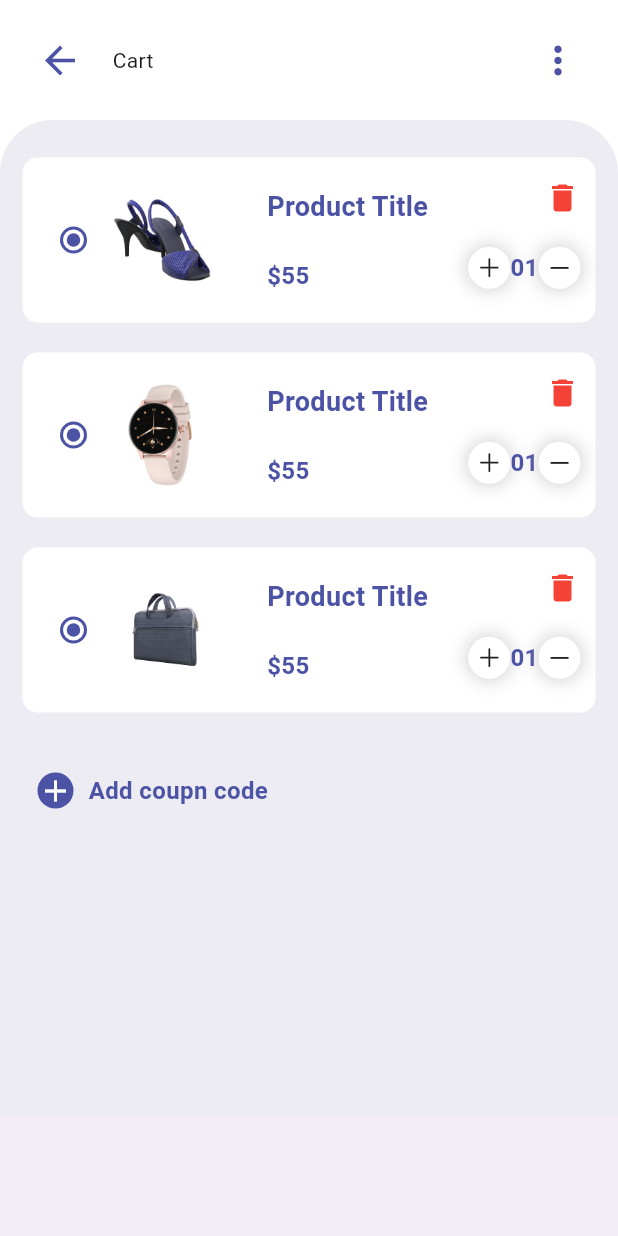
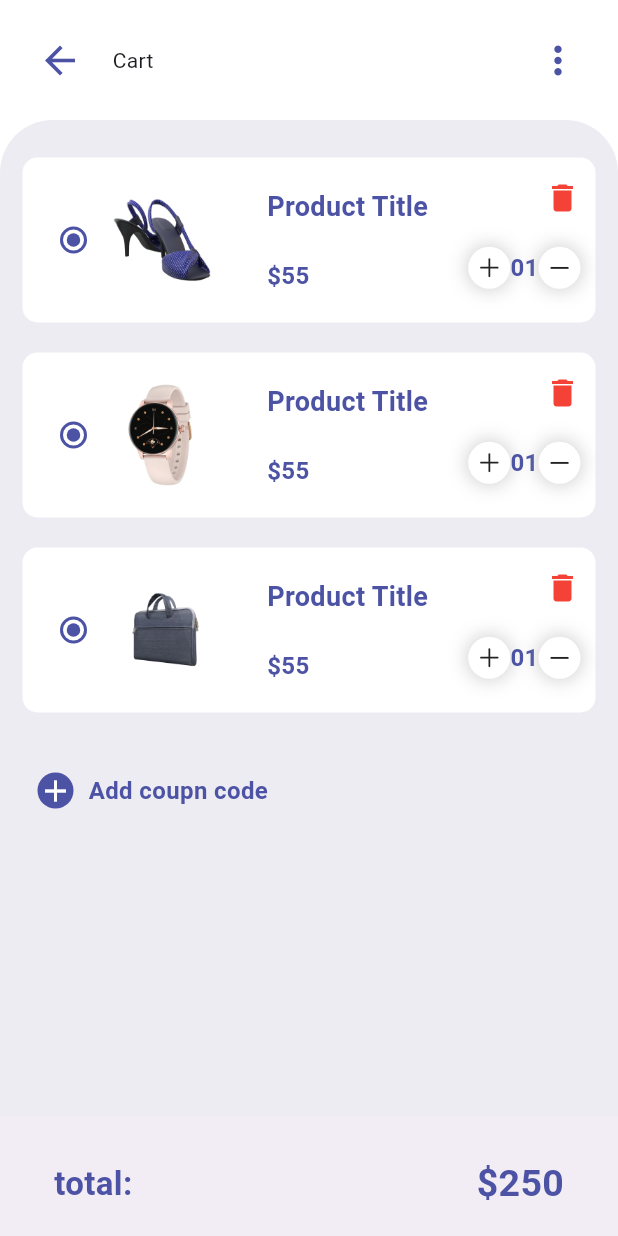
Before and after one commit to mcalisadeghi/Shopping_App_UI_Design, a Flutter app: the CartPage screen opened by its route, on a phone screen of 412 x 824 dp. Run offline on Flutter 3.47's test engine with Material 2 defaults, Android fonts, the phone set to English and light mode, and no system bars; our stand-ins replace badges, curved_navigation_bar.

Commit message:
cardbouttom_nav

```diff
--- a/lib/widgets/cardbottomnav.dart
+++ b/lib/widgets/cardbottomnav.dart
@@ -11,7 +11,64 @@ class _CardBottomNavState extends State<CardBottomNav> {
   @override
   Widget build(BuildContext context) {
     return BottomAppBar(
-      child: Container(),
+      child: Container(
+        padding: const EdgeInsets.symmetric(
+          horizontal: 20,
+          vertical: 15,
+        ),
+        height: 130,
+        child: Column(
+          mainAxisAlignment: MainAxisAlignment.spaceBetween,
+          children: <Widget>[
+            const Row(
+              mainAxisAlignment: MainAxisAlignment.spaceBetween,
+              children: <Widget>[
+                Text(
+                  'total:',
+                  style: TextStyle(
+                    color: Color(
+                      0xFF4C53A5,
+                    ),
+                    fontSize: 22,
+                    fontWeight: FontWeight.bold,
+                  ),
+                ),
+                Text(
+                  '\$250',
+                  style: TextStyle(
+                    color: Color(
+                      0xFF4C53A5,
+                    ),
+                    fontSize: 25,
+                    fontWeight: FontWeight.bold,
+                  ),
+                ),
+              ],
+            ),
+            Container(
+              alignment: Alignment.center,
+              height: 50,
+              width: double.infinity,
+              decoration: BoxDecoration(
+                color: const Color(
+                  0xC53A5,
+                ),
+                borderRadius: BorderRadius.circular(
+                  20,
+                ),
+              ),
+              child: const Text(
+                'chek out',
+                style: TextStyle(
+                  color: Colors.white,
+                  fontSize: 18,
+                  fontWeight: FontWeight.bold,
+                ),
+              ),
+            )
+          ],
+        ),
+      ),
     );
   }
 }
```
